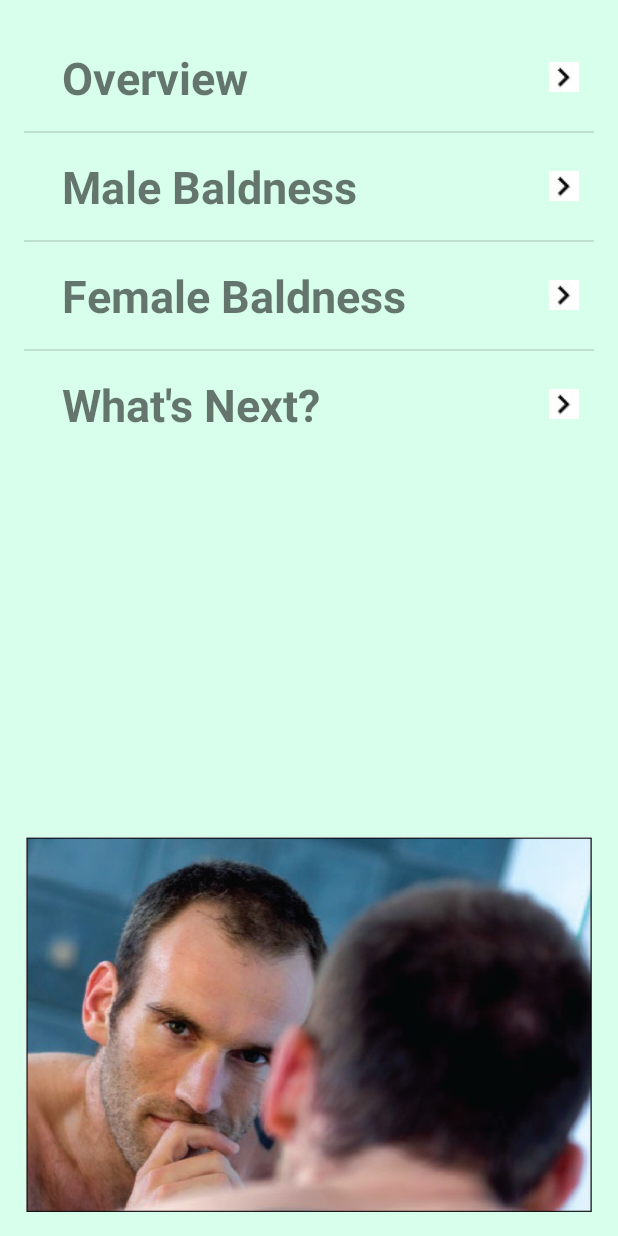
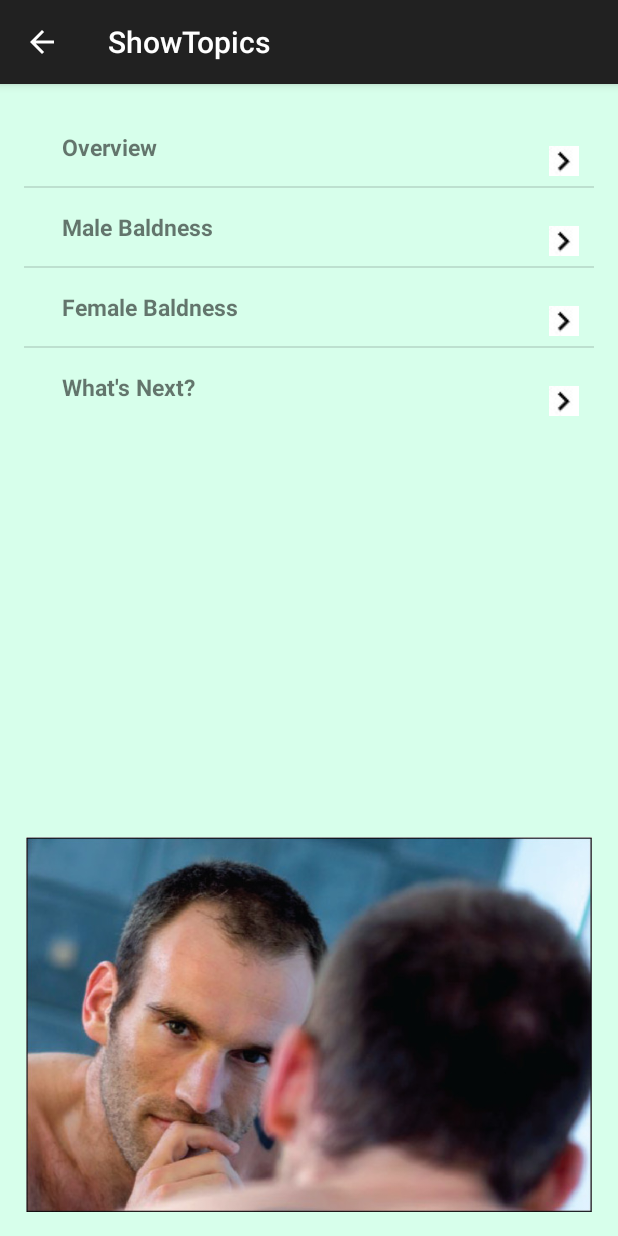
Before and after one commit to irenacher/MainMenu, an Android app: the screen it shows after launch (TopicsActivity), after a tap on "UNDERSTANDING HAIR LOSS", on a phone screen of 412 x 824 dp. Run offline under Robolectric (Android 15) with nearby library versions, the phone set to English and light mode, and no system bars.

Commit message:
implemented showing ActionBar and back button show/handle tap

```diff
--- a/app/src/main/AndroidManifest.xml
+++ b/app/src/main/AndroidManifest.xml
@@ -19,7 +19,8 @@
         </activity>
         <activity android:name=".TopicsActivity"
             android:label="ShowTopics"
-            android:theme="@style/AppTheme">
+            android:theme="@style/AppTheme"
+            android:parentActivityName=".MainActivity">
 
         </activity>
     </application>
--- a/app/src/main/java/com/example/irenachernyak/mainmenu/MainActivity.java
+++ b/app/src/main/java/com/example/irenachernyak/mainmenu/MainActivity.java
@@ -1,6 +1,7 @@
 package com.example.irenachernyak.mainmenu;
 
 import android.content.Intent;
+import android.support.v7.app.ActionBar;
 import android.support.v7.app.AppCompatActivity;
 import android.os.Bundle;
 import android.view.Menu;
@@ -13,6 +14,9 @@ public class MainActivity extends AppCompatActivity {
     protected void onCreate(Bundle savedInstanceState) {
         super.onCreate(savedInstanceState);
         setContentView(R.layout.activity_main);
+        getSupportActionBar().setDisplayOptions(ActionBar.DISPLAY_SHOW_HOME | ActionBar.DISPLAY_SHOW_TITLE);
+        getSupportActionBar().setIcon(R.mipmap.ic_launcher);
+
     }
 
     @Override
--- a/app/src/main/java/com/example/irenachernyak/mainmenu/TopicsActivity.java
+++ b/app/src/main/java/com/example/irenachernyak/mainmenu/TopicsActivity.java
@@ -1,6 +1,9 @@
 package com.example.irenachernyak.mainmenu;
 
-import android.app.Activity;
+
+import android.support.v4.app.NavUtils;
+import android.support.v7.app.ActionBar;
+import android.support.v7.app.AppCompatActivity;
 import android.content.Intent;
 import android.content.res.Resources;
 import android.graphics.BitmapFactory;
@@ -8,15 +11,19 @@ import android.graphics.Canvas;
 import android.graphics.ColorFilter;
 import android.graphics.drawable.Drawable;
 import android.os.Bundle;
+import android.util.Log;
+import android.view.Menu;
+import android.view.MenuItem;
 import android.widget.ArrayAdapter;
 import android.widget.ImageView;
 import android.widget.ListAdapter;
 import android.widget.ListView;
 
+
 /**
  * Created by irenachernyak on 8/10/15.
  */
-public class TopicsActivity extends Activity{
+public class TopicsActivity extends AppCompatActivity{
     @Override
     protected void onCreate(Bundle savedInstanceState) {
         super.onCreate(savedInstanceState);
@@ -32,8 +39,39 @@ public class TopicsActivity extends Activity{
 
         int resourceId = (int)activityThatCalled.getExtras().getInt("Image", R.drawable.artas_robot);
         ImageView imageView = (ImageView)findViewById(R.id.topics_imageView);
-//        String typename = getResources().getResourceTypeName(resourceId);
         imageView.setImageResource(resourceId);
 
+        try {
+            getSupportActionBar().setDisplayOptions(ActionBar.DISPLAY_SHOW_TITLE | ActionBar.DISPLAY_HOME_AS_UP);
+            getSupportActionBar().setDisplayHomeAsUpEnabled(true);
+            getSupportActionBar().setDisplayShowHomeEnabled(true);
+
+        } catch(Exception ex){
+            Log.e("DisplayMessageActivity", ex.getMessage());
+        }
+
+
+    }
+
+    @Override
+    public boolean onCreateOptionsMenu(Menu menu) {
+        return super.onCreateOptionsMenu(menu);
+    }
+
+
+    @Override
+    public boolean onOptionsItemSelected(MenuItem item) {
+        // Handle action bar item clicks here. The action bar will
+        // automatically handle clicks on the Home/Up button, so long
+        // as you specify a parent activity in AndroidManifest.xml.
+        int id = item.getItemId();
+
+        switch (item.getItemId()) {
+            // Respond to the action bar's Up/Home button
+            case android.R.id.home:
+                NavUtils.navigateUpFromSameTask(this);
+                return true;
+        }
+        return super.onOptionsItemSelected(item);
     }
 }
--- a/app/src/main/res/layout/topic_row_layout.xml
+++ b/app/src/main/res/layout/topic_row_layout.xml
@@ -11,7 +11,7 @@
         android:layout_height="wrap_content"
         android:textStyle="bold"
         android:padding="15dp"
-        android:textSize="30sp"
+        android:textSize="15sp"
         android:layout_marginLeft="10dp"
         android:layout_weight="0.9">
     </TextView>
```
